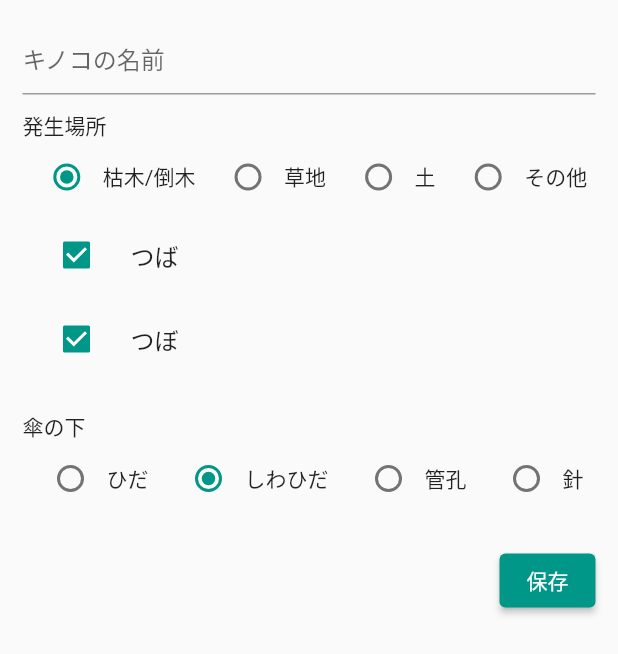
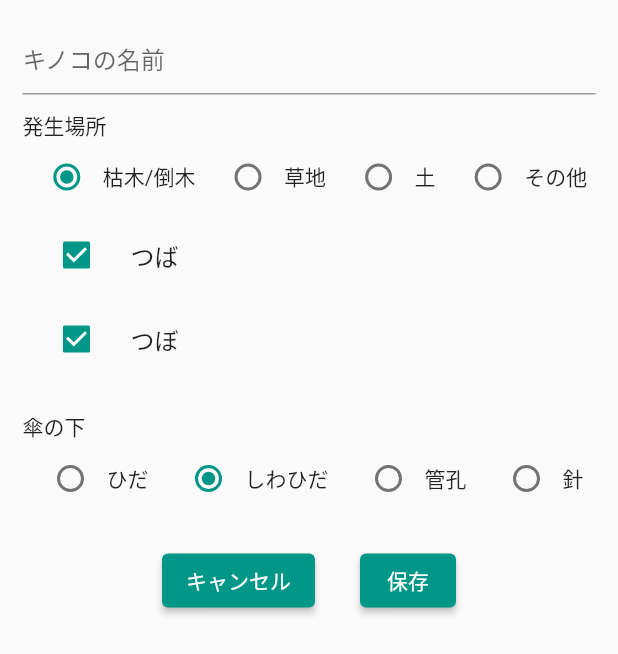
Before and after one commit to ikaru-25/kinoko_note, a Flutter app: what builderBottomSheet() shows on an empty page, opened directly, on a phone screen of 412 x 824 dp. Shown: the top 654 px of the screen. Run offline on Flutter 3.47's test engine with Material 2 defaults, Android fonts, the phone set to English and light mode, and no system bars; our stand-ins replace camera, firebase_auth, firebase_core, sqflite; accounts and stored records are empty; generated files the repository leaves out were written again.

Commit message:
観察記録シートの下部ボタンをComponent化

```diff
--- /dev/null
+++ b/lib/components/bottom_button.dart
@@ -0,0 +1,29 @@
+import 'package:flutter/material.dart';
+
+class BottomButton extends StatelessWidget {
+  const BottomButton({Key? key}) : super(key: key);
+
+  @override
+  Widget build(context) {
+    return Row(
+      mainAxisAlignment: MainAxisAlignment.center,
+      children: [
+        ElevatedButton(
+          onPressed: () async {
+            // Navigator.of(context).pop();
+          },
+          child: Text('キャンセル'),
+        ),
+        SizedBox(
+          width: 30,
+        ),
+        ElevatedButton(
+          onPressed: () async {
+            // Navigator.of(context).pop();
+          },
+          child: Text('保存'),
+        )
+      ],
+    );
+  }
+}
--- a/lib/components/bottom_sheet.dart
+++ b/lib/components/bottom_sheet.dart
@@ -1,4 +1,5 @@
 import 'package:flutter/material.dart';
+import 'package:kinoko_note/components/bottom_button.dart';
 
 Widget builderBottomSheet(context) {
   return Container(
@@ -148,12 +149,7 @@ Widget builderBottomSheet(context) {
         const SizedBox(
           height: 20,
         ),
-        ElevatedButton(
-          onPressed: () async {
-            // Navigator.of(context).pop();
-          },
-          child: Text('保存'),
-        )
+        BottomButton()
       ],
     ),
   );
--- a/lib/pages/auth_page.dart
+++ b/lib/pages/auth_page.dart
@@ -1,5 +1,5 @@
 import 'package:flutter/material.dart';
-import 'package:bird_walk/pages/area_list_page.dart';
+import 'package:kinoko_note/pages/area_list_page.dart';
 import 'package:firebase_auth/firebase_auth.dart';
 
 class AuthPage extends StatefulWidget {
```
